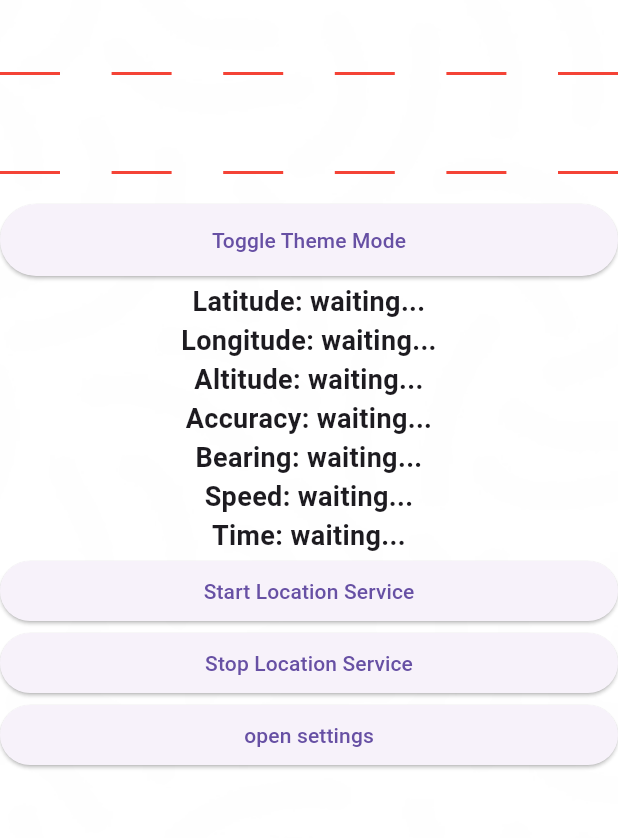
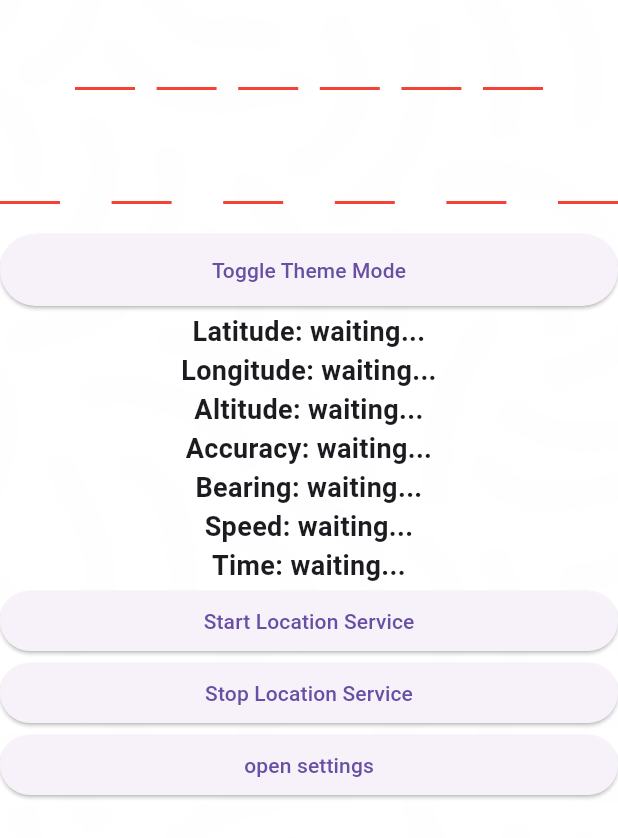
Before and after one commit to lolmaxlevel/compass_app, a Flutter app: the screen it shows after launch, on a phone screen of 412 x 824 dp. Shown: the top 838 px of the screen. Run offline on Flutter 3.47's test engine with Material 2 defaults, Android fonts, the phone set to English and light mode, and no system bars; drawn by our look-alikes of pin_code_fields; our stand-ins replace adaptive_theme, shared_preferences; missing offline and left inert: background_location.

Commit message:
working on design

```diff
--- a/lib/pages/main_screen.dart
+++ b/lib/pages/main_screen.dart
@@ -75,7 +75,9 @@ class _MainScreenState extends State<MainScreen> {
             body: Center(
               child: ListView(
                 children: <Widget>[
-                  PinCodeTextField(
+                  Padding(
+                    padding: const EdgeInsets.symmetric(vertical: 10.0, horizontal: 50.0),
+                    child: PinCodeTextField(
                         appContext: context,
                         controller: _controller,
                         length: 6,
@@ -87,9 +89,12 @@ class _MainScreenState extends State<MainScreen> {
                         onChanged: (text) {
                           print(text);
                         }),
+                  ),
                   PinCodeTextField(
                       appContext: context,
                       length: 6,
+                      useHapticFeedback: true,
+                      hapticFeedbackTypes: HapticFeedbackTypes.light,
                       controller: _controller2,
                       inputFormatters: [
                         FilteringTextInputFormatter.allow(RegExp("[0-9]")),
```
Lines whose indentation alone changed are shown as unchanged.
